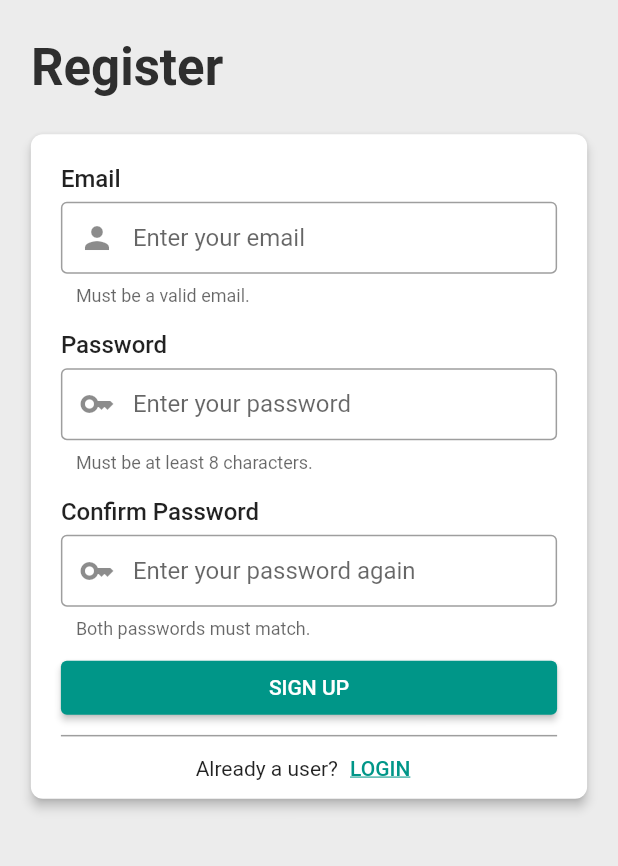
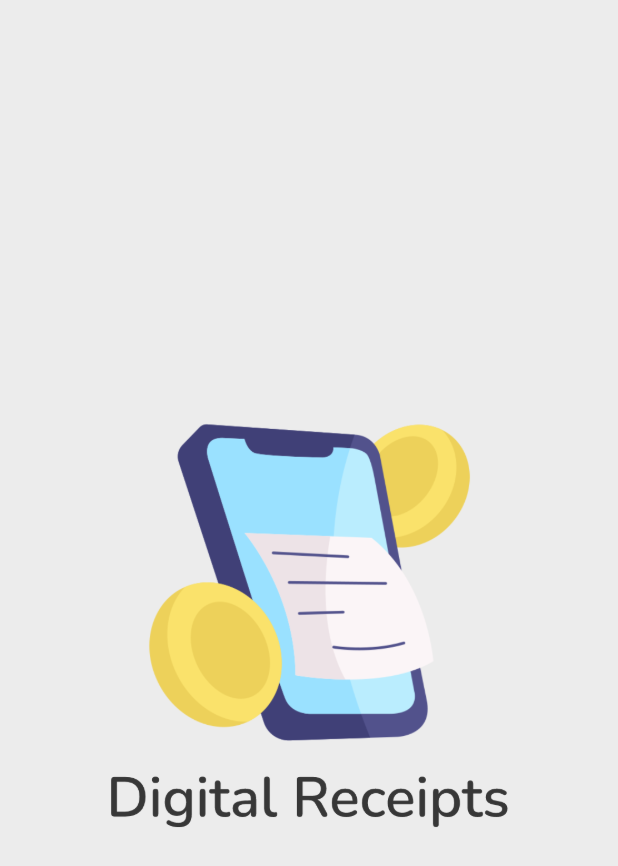
Before and after one commit to TomasKopunec/smart_receipts, a Flutter app: the first screen one second after launch, on a phone screen of 412 x 824 dp. Shown: the top 866 px of the screen. Run offline on Flutter 3.47's test engine with Material 2 defaults, Android fonts, the phone set to English and light mode, and no system bars; drawn by our look-alikes of animated_splash_screen; our stand-ins replace flutter_slidable, persistent_bottom_nav_bar, shared_preferences.

Commit message:
Splash Screen implemented

```diff
--- /dev/null
+++ b/lib/constants/image_strings.dart
@@ -0,0 +1,3 @@
+/** App Image Strings */
+
+const String splash = "assets/images/splash.png";
--- a/lib/main.dart
+++ b/lib/main.dart
@@ -7,6 +7,7 @@ import 'package:smart_receipts/screens/auth/authentication_screen.dart';
 import 'package:smart_receipts/providers/receipts_provider.dart';
 import 'package:smart_receipts/providers/settings/settings_provider.dart';
 import 'package:smart_receipts/screens/playgroundScreen.dart';
+import 'package:smart_receipts/screens/splash_screen.dart';
 import 'package:smart_receipts/screens/tab_control/tabs_scaffold.dart';
 
 void main() {
@@ -39,6 +40,10 @@ class Main extends StatelessWidget {
                   ? ThemeMode.dark
                   : ThemeMode.light,
               theme: ThemeData(
+                pageTransitionsTheme: const PageTransitionsTheme(builders: {
+                  TargetPlatform.android: ZoomPageTransitionsBuilder(),
+                  TargetPlatform.iOS: CupertinoPageTransitionsBuilder()
+                }),
                 primarySwatch: Colors.teal,
                 visualDensity: VisualDensity.adaptivePlatformDensity,
                 scaffoldBackgroundColor:
@@ -46,14 +51,16 @@ class Main extends StatelessWidget {
                 indicatorColor: const Color.fromARGB(255, 46, 46, 46),
               ),
               darkTheme: ThemeData.dark().copyWith(
+                pageTransitionsTheme: const PageTransitionsTheme(builders: {
+                  TargetPlatform.android: ZoomPageTransitionsBuilder(),
+                  TargetPlatform.iOS: CupertinoPageTransitionsBuilder()
+                }),
                 primaryColor: Colors.teal,
                 visualDensity: VisualDensity.adaptivePlatformDensity,
                 scaffoldBackgroundColor: const Color.fromARGB(255, 34, 34, 34),
                 indicatorColor: const Color.fromARGB(255, 236, 236, 236),
               ),
-              home: auth.signedIn
-                  ? const TabsScaffold()
-                  : const AuthenticationScreen(),
+              home: const SplashScreen(),
               routes: getRoutes(),
             );
           },
--- /dev/null
+++ b/lib/screens/splash_screen.dart
@@ -0,0 +1,37 @@
+import 'package:animated_splash_screen/animated_splash_screen.dart';
+import 'package:flutter/material.dart';
+import 'package:provider/provider.dart';
+import 'package:smart_receipts/constants/image_strings.dart';
+import 'package:smart_receipts/helpers/size_helper.dart';
+import 'package:smart_receipts/providers/auth/auth_provider.dart';
+import 'package:smart_receipts/screens/auth/authentication_screen.dart';
+
+import 'tab_control/tabs_scaffold.dart';
+
+class SplashScreen extends StatefulWidget {
+  const SplashScreen({super.key});
+
+  @override
+  State<SplashScreen> createState() => _SplashScreenState();
+}
+
+class _SplashScreenState extends State<SplashScreen> {
+  @override
+  Widget build(BuildContext context) {
+    return AnimatedSplashScreen.withScreenFunction(
+      animationDuration: const Duration(seconds: 2),
+      curve: Curves.fastLinearToSlowEaseIn,
+      splash: const Image(image: AssetImage(splash)),
+      splashIconSize: SizeHelper.getScreenHeight(context) * 0.45,
+      splashTransition: SplashTransition.scaleTransition,
+      duration: 2,
+      backgroundColor: Theme.of(context).scaffoldBackgroundColor,
+      screenFunction: () async {
+        final auth = Provider.of<AuthProvider>(context, listen: false);
+        return auth.signedIn
+            ? const TabsScaffold()
+            : const AuthenticationScreen();
+      },
+    );
+  }
+}
```
Also changed, not shown: lib/providers/auth/auth_provider.dart (+10 -0 lines), lib/screens/auth/login.dart (+11 -2 lines), lib/screens/auth/register.dart (+21 -2 lines), lib/screens/tabs/home/home_screen.dart (+19 -5 lines), pubspec.yaml (+3 -30 lines), assets/images/splash.png (added), pubspec.lock.
